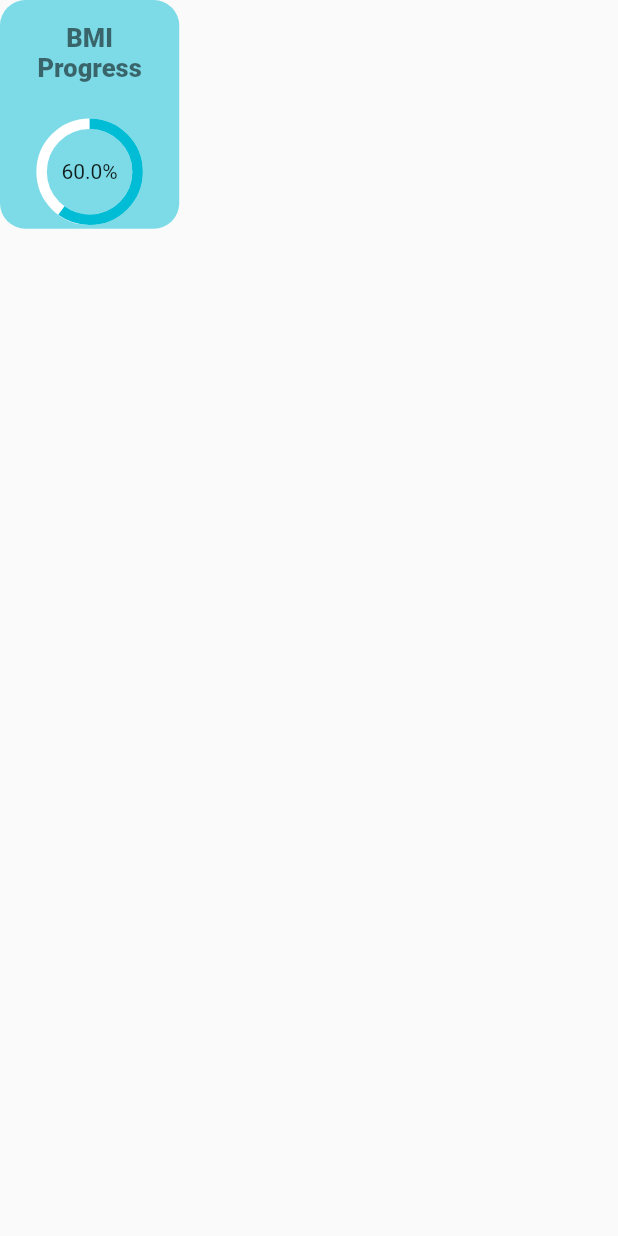
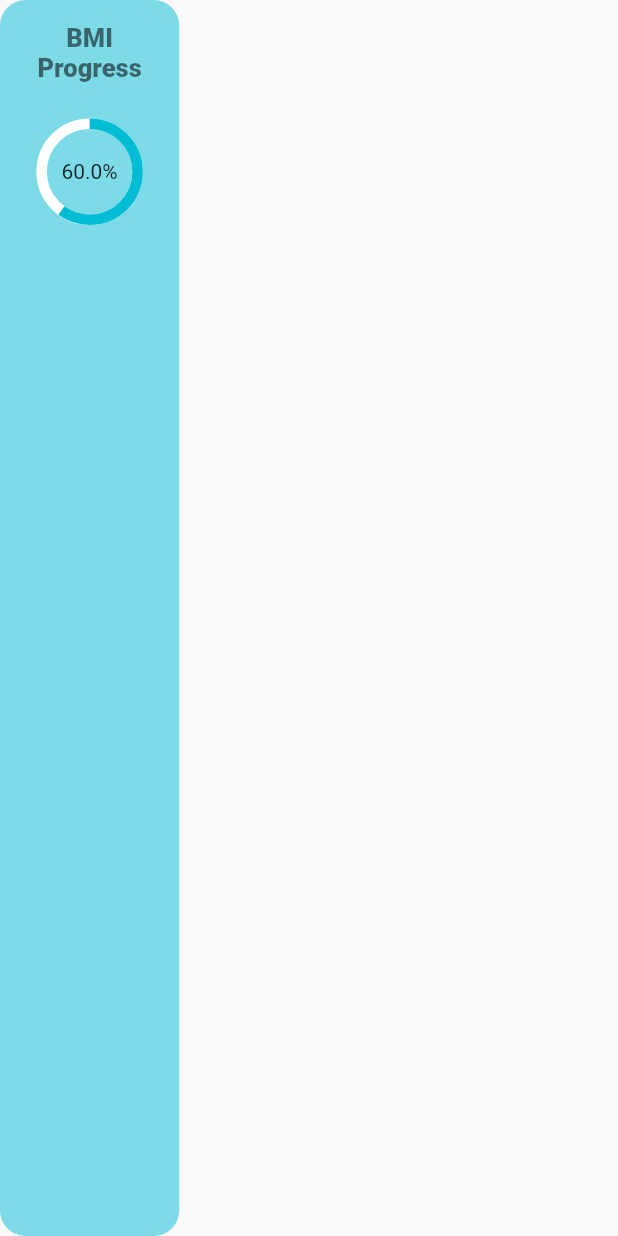
Before and after one commit to sherimello/Athlean, a Flutter app: what home_progress_card() shows on an empty page, opened directly, on a phone screen of 412 x 824 dp. Run offline on Flutter 3.47's test engine with Material 2 defaults, Android fonts, the phone set to English and light mode, and no system bars; drawn by our look-alikes of percent_indicator; our stand-ins replace flutter_svg.

Commit message:
Add support for Firebase.

```diff
--- a/lib/main.dart
+++ b/lib/main.dart
@@ -36,8 +36,7 @@ class _MyHomePageState extends State<MyHomePage> {
   @override
   Widget build(BuildContext context) {
     return Scaffold(
-      // body: new login()
-      body: new profile()
+      body: new login()
     );
   }
 }
--- a/lib/widgets/home_progress_card.dart
+++ b/lib/widgets/home_progress_card.dart
@@ -16,7 +16,7 @@ class _home_progress_cardState extends State<home_progress_card> {
   @override
   Widget build(BuildContext context) {
     return Container(
-      height: MediaQuery.of(context).size.width * .37,
+      // height: MediaQuery.of(context).size.width * .37,
       width: MediaQuery.of(context).size.width * .29,
       decoration: new BoxDecoration(
         color: widget.color.withOpacity(.5),
--- a/pubspec.yaml
+++ b/pubspec.yaml
@@ -31,6 +31,9 @@ dependencies:
   url_launcher: ^6.0.12
   flutter_svg: ^0.23.0+1
   percent_indicator: "3.4.0"
+  firebase_core: ^1.10.0
+  firebase_auth: ^3.2.0
+  cloud_firestore: ^3.1.0
 
 dev_dependencies:
   flutter_native_splash: ^1.2.4
```
Also changed, not shown: pubspec.lock, 3 other files.
